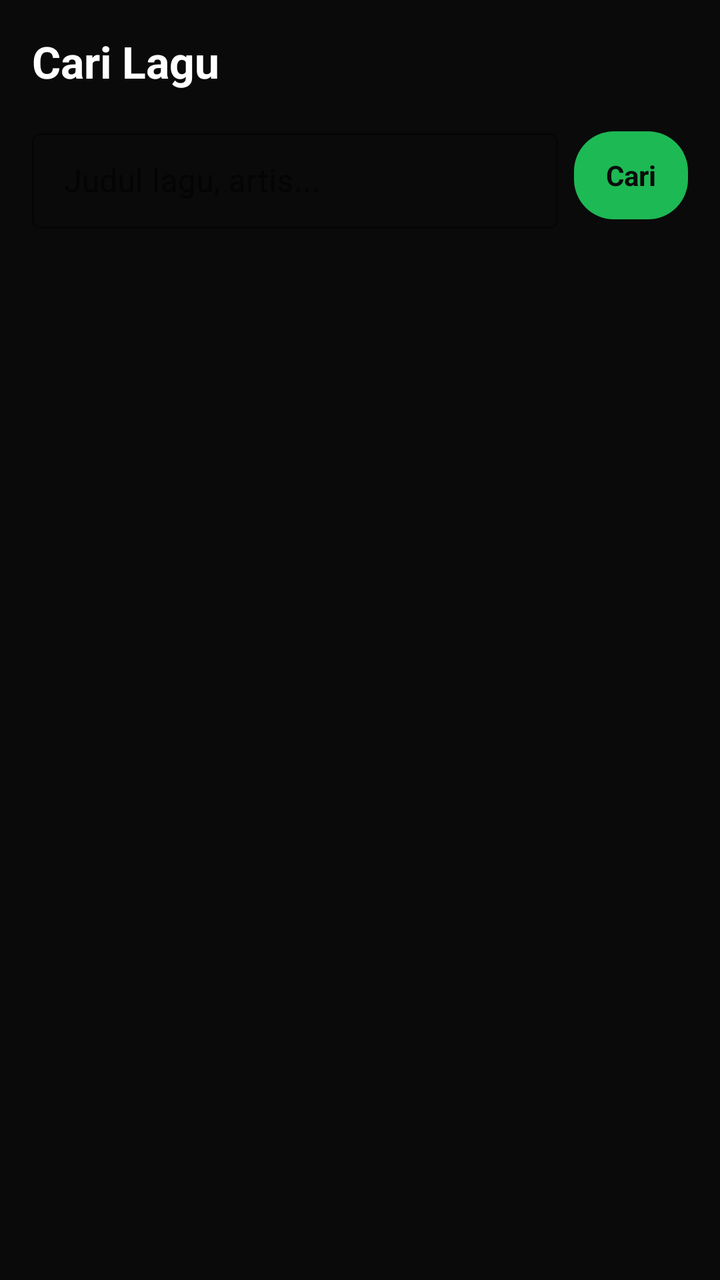
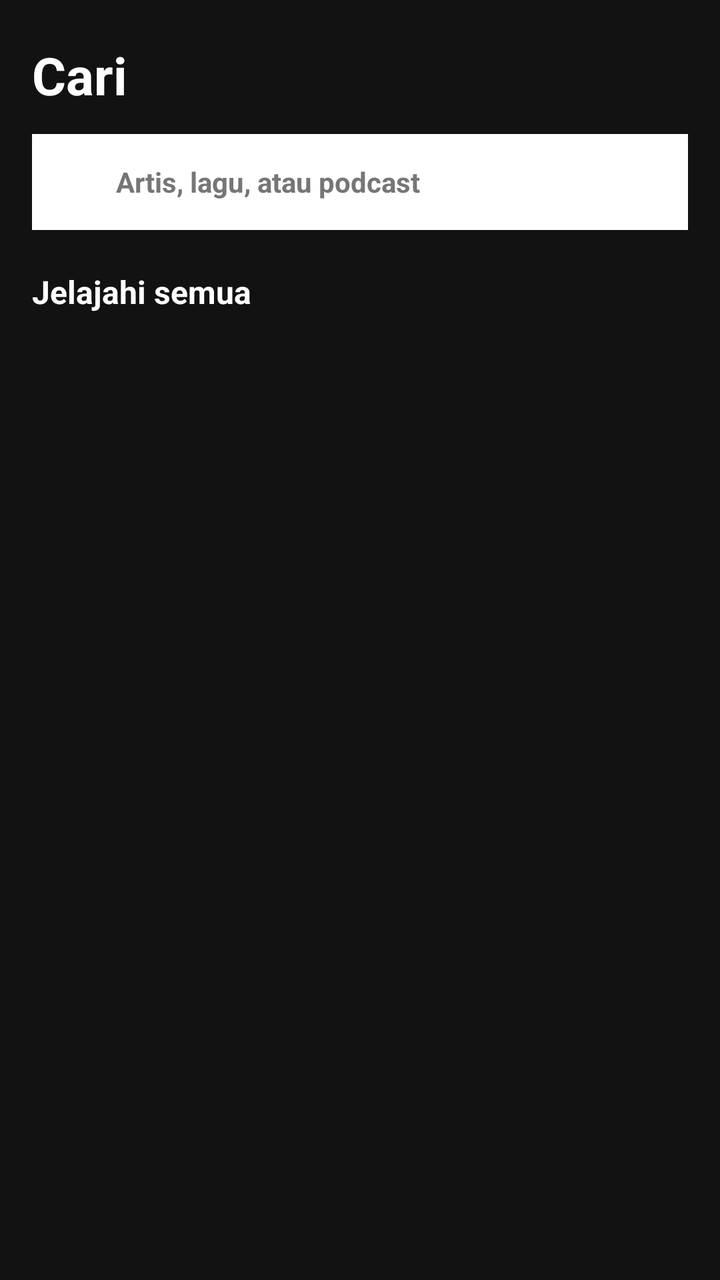

Two renders of the same Android screen: before a commit and after it. Below are the layout's source before the change and the commit's diff.
<!-- AndroidManifest.xml: application theme AppTheme -->
<!-- res/layout/fragment_search.xml -->
<?xml version="1.0" encoding="utf-8"?>
<LinearLayout xmlns:android="http://schemas.android.com/apk/res/android"
    android:layout_width="match_parent"
    android:layout_height="match_parent"
    android:orientation="vertical"
    android:background="@color/bg">

    <TextView
        android:layout_width="wrap_content"
        android:layout_height="wrap_content"
        android:text="Cari Lagu"
        android:textSize="22sp"
        android:textStyle="bold"
        android:textColor="@color/text"
        android:padding="16dp"/>

    <LinearLayout
        android:layout_width="match_parent"
        android:layout_height="wrap_content"
        android:orientation="horizontal"
        android:paddingStart="16dp"
        android:paddingEnd="16dp"
        android:paddingBottom="12dp"
        android:gravity="center_vertical">

        <com.google.android.material.textfield.TextInputLayout
            android:layout_width="0dp"
            android:layout_height="wrap_content"
            android:layout_weight="1"
            android:layout_marginEnd="8dp"
            style="@style/Widget.MaterialComponents.TextInputLayout.OutlinedBox.Dense">
            <com.google.android.material.textfield.TextInputEditText
                android:id="@+id/et_search"
                android:layout_width="match_parent"
                android:layout_height="wrap_content"
                android:hint="Judul lagu, artis..."
                android:textColor="@color/text"
                android:imeOptions="actionSearch"
                android:inputType="text"
                android:singleLine="true"/>
        </com.google.android.material.textfield.TextInputLayout>

        <TextView
            android:id="@+id/btn_search"
            android:layout_width="wrap_content"
            android:layout_height="44dp"
            android:text="Cari"
            android:textColor="@color/bg"
            android:textStyle="bold"
            android:background="@drawable/bg_btn_green"
            android:gravity="center"
            android:paddingStart="16dp"
            android:paddingEnd="16dp"/>
    </LinearLayout>

    <TextView
        android:id="@+id/tv_result_count"
        android:layout_width="wrap_content"
        android:layout_height="wrap_content"
        android:textSize="11sp"
        android:textColor="@color/text_dim"
        android:paddingStart="16dp"
        android:paddingBottom="8dp"/>

    <ProgressBar
        android:id="@+id/progress_bar"
        android:layout_width="wrap_content"
        android:layout_height="wrap_content"
        android:layout_gravity="center"
        android:visibility="gone"/>

    <TextView
        android:id="@+id/tv_empty"
        android:layout_width="match_parent"
        android:layout_height="wrap_content"
        android:gravity="center"
        android:textColor="@color/text_dim"
        android:textSize="14sp"
        android:padding="32dp"
        android:visibility="gone"/>

    <androidx.recyclerview.widget.RecyclerView
        android:id="@+id/rv_results"
        android:layout_width="match_parent"
        android:layout_height="match_parent"
        android:visibility="gone"/>
</LinearLayout>
<!-- resources referenced by this layout -->
<resources>
  <color name="bg">#0a0a0a</color>
  <color name="text">#FFFFFF</color>
  <color name="text_dim">#B3B3B3</color>
  <!-- drawable bg_btn_green (drawable) -->
  <?xml version="1.0" encoding="utf-8"?>
  <shape xmlns:android="http://schemas.android.com/apk/res/android">
      <solid android:color="#1DB954"/>
      <corners android:radius="20dp"/>
  </shape>
  <style name="AppTheme" parent="Theme.MaterialComponents.DayNight.NoActionBar">
          <item name="colorPrimary">@color/green</item>
          <item name="colorPrimaryDark">@color/bg</item>
          <item name="colorAccent">@color/green</item>
          <item name="android:windowBackground">@color/bg</item>
          <item name="android:statusBarColor">@color/bg</item>
          <item name="android:navigationBarColor">@color/surface</item>
          <item name="android:textColor">@color/text</item>
          <item name="materialAlertDialogTheme">@style/DialogTheme</item>
      </style>
  <color name="green">#1DB954</color>
  <color name="surface">#121212</color>
  <style name="DialogTheme" parent="ThemeOverlay.MaterialComponents.MaterialAlertDialog">
          <item name="android:background">@color/surface</item>
          <item name="android:textColor">@color/text</item>
          <item name="colorPrimary">@color/green</item>
      </style>
</resources>

<!-- the commit's change to res/layout/fragment_search.xml (unified diff, before → after) -->
@@ -5,70 +5,99 @@
     android:orientation="vertical"
     android:background="@color/bg">
 
+    
     <TextView
         android:layout_width="wrap_content"
         android:layout_height="wrap_content"
-        android:text="Cari Lagu"
-        android:textSize="22sp"
+        android:text="Cari"
+        android:textSize="26sp"
         android:textStyle="bold"
         android:textColor="@color/text"
-        android:padding="16dp"/>
+        android:paddingStart="16dp"
+        android:paddingTop="20dp"
+        android:paddingBottom="12dp"/>
 
+    
     <LinearLayout
         android:layout_width="match_parent"
-        android:layout_height="wrap_content"
+        android:layout_height="48dp"
         android:orientation="horizontal"
-        android:paddingStart="16dp"
-        android:paddingEnd="16dp"
-        android:paddingBottom="12dp"
-        android:gravity="center_vertical">
+        android:gravity="center_vertical"
+        android:background="@color/text"
+        android:layout_marginStart="16dp"
+        android:layout_marginEnd="16dp"
+        android:layout_marginBottom="20dp"
+        android:paddingStart="14dp"
+        android:paddingEnd="14dp">
 
-        <com.google.android.material.textfield.TextInputLayout
+        
+        <ImageView
+            android:layout_width="18dp"
+            android:layout_height="18dp"
+            android:src="@drawable/ic_search"
+            android:colorFilter="@color/bg"
+            android:layout_marginEnd="10dp"/>
+
+        
+        <EditText
+            android:id="@+id/et_search"
             android:layout_width="0dp"
-            android:layout_height="wrap_content"
+            android:layout_height="match_parent"
             android:layout_weight="1"
-            android:layout_marginEnd="8dp"
-            style="@style/Widget.MaterialComponents.TextInputLayout.OutlinedBox.Dense">
-            <com.google.android.material.textfield.TextInputEditText
-                android:id="@+id/et_search"
-                android:layout_width="match_parent"
-                android:layout_height="wrap_content"
-                android:hint="Judul lagu, artis..."
-                android:textColor="@color/text"
-                android:imeOptions="actionSearch"
-                android:inputType="text"
-                android:singleLine="true"/>
-        </com.google.android.material.textfield.TextInputLayout>
+            android:hint="Artis, lagu, atau podcast"
+            android:textColor="@color/bg"
+            android:textColorHint="#767676"
+            android:textSize="14sp"
+            android:background="@null"
+            android:inputType="text"
+            android:imeOptions="actionSearch"
+            android:singleLine="true"
+            android:textStyle="bold"/>
 
-        <TextView
-            android:id="@+id/btn_search"
-            android:layout_width="wrap_content"
-            android:layout_height="44dp"
-            android:text="Cari"
-            android:textColor="@color/bg"
-            android:textStyle="bold"
-            android:background="@drawable/bg_btn_green"
-            android:gravity="center"
-            android:paddingStart="16dp"
-            android:paddingEnd="16dp"/>
+        
+        <ImageView
+            android:id="@+id/btn_clear"
+            android:layout_width="18dp"
+            android:layout_height="18dp"
+            android:src="@drawable/ic_more"
+            android:colorFilter="@color/bg"
+            android:visibility="gone"/>
     </LinearLayout>
 
+    
+    <TextView
+        android:id="@+id/tv_browse_label"
+        android:layout_width="wrap_content"
+        android:layout_height="wrap_content"
+        android:text="Jelajahi semua"
+        android:textSize="16sp"
+        android:textStyle="bold"
+        android:textColor="@color/text"
+        android:paddingStart="16dp"
+        android:paddingBottom="14dp"/>
+
+    
     <TextView
         android:id="@+id/tv_result_count"
         android:layout_width="wrap_content"
         android:layout_height="wrap_content"
-        android:textSize="11sp"
+        android:textSize="12sp"
         android:textColor="@color/text_dim"
         android:paddingStart="16dp"
-        android:paddingBottom="8dp"/>
+        android:paddingBottom="8dp"
+        android:visibility="gone"/>
 
+    
     <ProgressBar
         android:id="@+id/progress_bar"
         android:layout_width="wrap_content"
         android:layout_height="wrap_content"
-        android:layout_gravity="center"
+        android:layout_gravity="center_horizontal"
+        android:indeterminateTint="@color/green"
+        android:layout_marginTop="32dp"
         android:visibility="gone"/>
 
+    
     <TextView
         android:id="@+id/tv_empty"
         android:layout_width="match_parent"
@@ -79,9 +108,11 @@
         android:padding="32dp"
         android:visibility="gone"/>
 
+    
     <androidx.recyclerview.widget.RecyclerView
         android:id="@+id/rv_results"
         android:layout_width="match_parent"
         android:layout_height="match_parent"
         android:visibility="gone"/>
+
 </LinearLayout>
<!-- resource entries referenced after the edit -->
@@ -1,14 +1,18 @@
 <!-- resources referenced by this layout -->
 <resources>
-  <color name="bg">#0a0a0a</color>
+  <color name="bg">#121212</color>
   <color name="text">#FFFFFF</color>
   <color name="text_dim">#B3B3B3</color>
-  <!-- drawable bg_btn_green (drawable) -->
+  <!-- drawable ic_more (drawable) -->
   <?xml version="1.0" encoding="utf-8"?>
-  <shape xmlns:android="http://schemas.android.com/apk/res/android">
-      <solid android:color="#1DB954"/>
-      <corners android:radius="20dp"/>
-  </shape>
+  <vector xmlns:android="http://schemas.android.com/apk/res/android" android:width="24dp" android:height="24dp" android:viewportWidth="24" android:viewportHeight="24">
+      <path android:fillColor="#FFFFFF" android:pathData="M12,8c1.1,0 2,-0.9 2,-2s-0.9,-2 -2,-2 -2,0.9 -2,2 0.9,2 2,2zm0,2c-1.1,0 -2,0.9 -2,2s0.9,2 2,2 2,-0.9 2,-2 -0.9,-2 -2,-2zm0,6c-1.1,0 -2,0.9 -2,2s0.9,2 2,2 2,-0.9 2,-2 -0.9,-2 -2,-2z"/>
+  </vector>
+  <!-- drawable ic_search (drawable) -->
+  <?xml version="1.0" encoding="utf-8"?>
+  <vector xmlns:android="http://schemas.android.com/apk/res/android" android:width="24dp" android:height="24dp" android:viewportWidth="24" android:viewportHeight="24">
+      <path android:fillColor="#FFFFFF" android:pathData="M15.5,14h-0.79l-0.28,-0.27C15.41,12.59 16,11.11 16,9.5 16,5.91 13.09,3 9.5,3S3,5.91 3,9.5 5.91,16 9.5,16c1.61,0 3.09,-0.59 4.23,-1.57l0.27,0.28v0.79l5,4.99L20.49,19l-4.99,-5zM9.5,14C7.01,14 5,11.99 5,9.5S7.01,5 9.5,5 14,7.01 14,9.5 11.99,14 9.5,14z"/>
+  </vector>
   <style name="AppTheme" parent="Theme.MaterialComponents.DayNight.NoActionBar">
           <item name="colorPrimary">@color/green</item>
           <item name="colorPrimaryDark">@color/bg</item>
@@ -20,7 +24,7 @@
           <item name="materialAlertDialogTheme">@style/DialogTheme</item>
       </style>
   <color name="green">#1DB954</color>
-  <color name="surface">#121212</color>
+  <color name="surface">#282828</color>
   <style name="DialogTheme" parent="ThemeOverlay.MaterialComponents.MaterialAlertDialog">
           <item name="android:background">@color/surface</item>
           <item name="android:textColor">@color/text</item>
